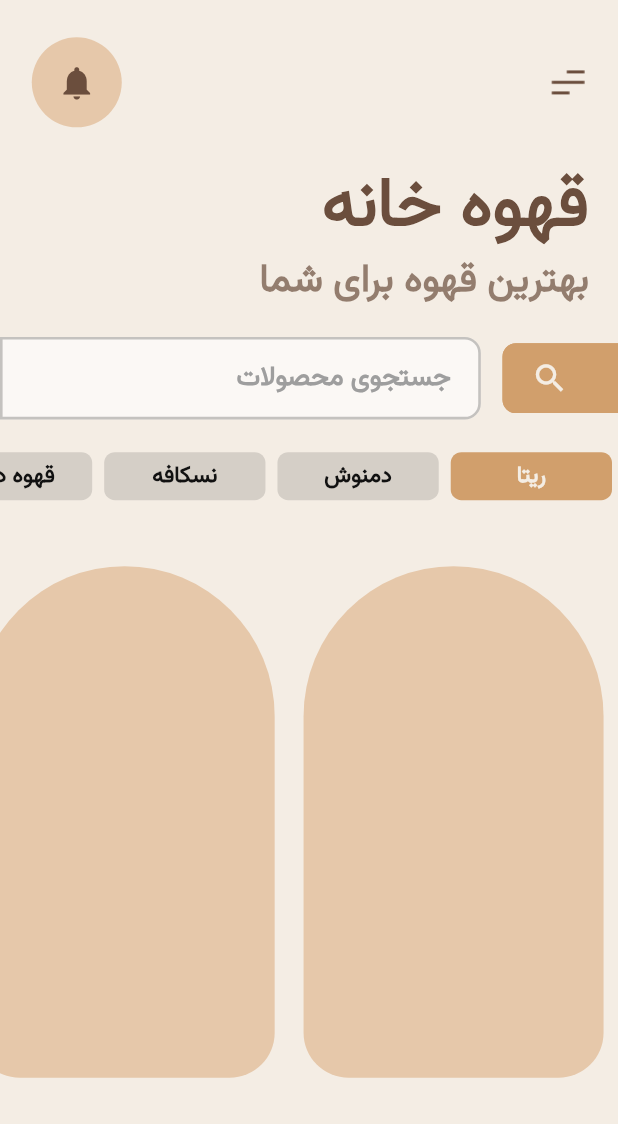
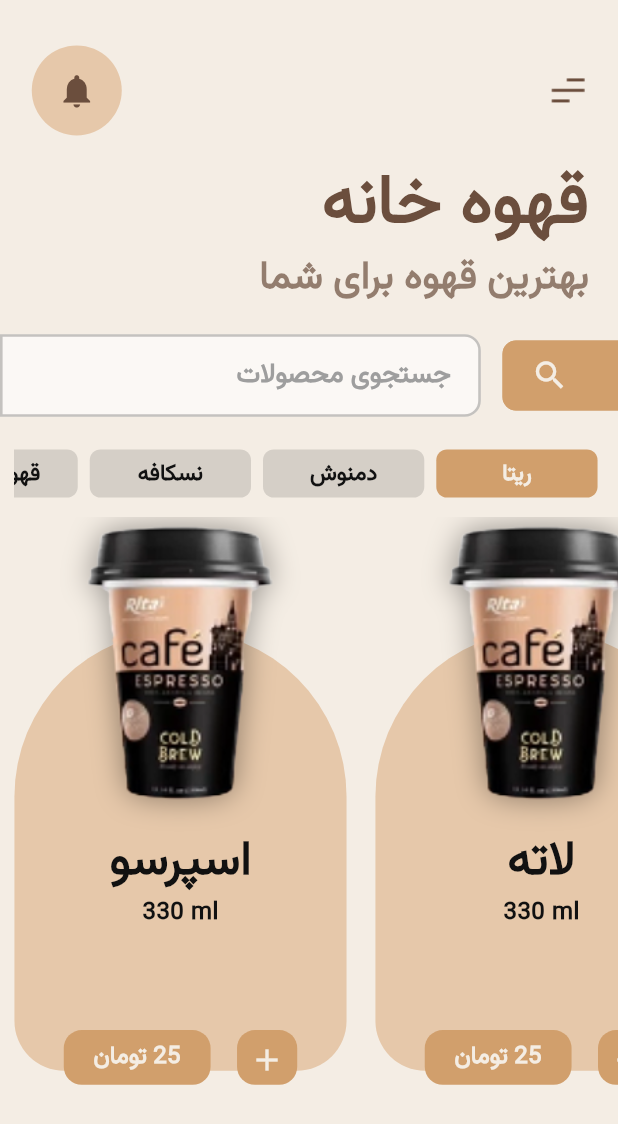
Before and after one commit to yk-254/coffee_store_app, a Flutter app: the HomeView screen opened by its route, on a phone screen of 412 x 824 dp. Shown: the top 1124 px of the screen. Run offline on Flutter 3.47's test engine with Material 3 defaults, Android fonts, the phone set to English and light mode, and no system bars; our stand-ins replace circle_nav_bar, flutter_screenutil, get, shared_preferences; accounts and stored records are empty.

Commit message:
home_view completed

```diff
--- a/lib/app/modules/cart/views/cart_view.dart
+++ b/lib/app/modules/cart/views/cart_view.dart
@@ -106,7 +106,7 @@
                       Text(
                         '25 تومان',
                         textDirection: TextDirection.rtl,
-                        style: Theme.of(context).textTheme.titleMedium,
+                        style: Theme.of(context).textTheme.bodyLarge,
                       ),
                       Text(
                         'سبد خرید',
@@ -127,7 +127,7 @@
                       Text(
                         '10%',
                         textDirection: TextDirection.rtl,
-                        style: Theme.of(context).textTheme.titleMedium,
+                        style: Theme.of(context).textTheme.bodyLarge,
                       ),
                       Text(
                         'تخفیف',
@@ -148,7 +148,7 @@
                       Text(
                         '22 تومان',
                         textDirection: TextDirection.rtl,
-                        style: Theme.of(context).textTheme.titleMedium,
+                        style: Theme.of(context).textTheme.bodyLarge,
                       ),
                       Text(
                         'مجموع',
--- a/lib/app/modules/home/views/home_view.dart
+++ b/lib/app/modules/home/views/home_view.dart
@@ -1,3 +1,5 @@
+import 'dart:ui';
+
 import 'package:coffee_store_app/app/theme/app_theme.dart';
 import 'package:flutter/material.dart';
 import 'package:flutter_screenutil/flutter_screenutil.dart';
@@ -19,12 +21,19 @@
     ];
     int selectedCategory = 0;
 
+    List<String> drinks = ['اسپرسو', 'لاته', 'موکا', 'آمریکانو', 'کاپوچینو'];
+
     return Scaffold(
       body: SingleChildScrollView(
         child: Column(
           children: [
             Padding(
-              padding: EdgeInsets.symmetric(horizontal: 22.w, vertical: 28.h),
+              padding: EdgeInsets.only(
+                left: 22.w,
+                right: 22.w,
+                top: 34.h,
+                bottom: 20.h,
+              ),
               child: Row(
                 mainAxisAlignment: MainAxisAlignment.spaceBetween,
                 children: [
@@ -156,7 +165,9 @@
               ),
             ),
             SizedBox(height: 20.h),
-            SizedBox(
+            Padding(
+              padding: EdgeInsets.symmetric(horizontal: 10.w),
+              child: SizedBox(
                 height: 45.h,
                 width: Get.width,
                 child: ListView.builder(
@@ -198,24 +209,24 @@
                   },
                 ),
               ),
+            ),
             Padding(
-              padding: EdgeInsets.only(top: 40.0),
+              padding: EdgeInsets.only(top: 10.h),
               child: SizedBox(
-                height: 341,
+                height: 500.h,
                 width: Get.width,
                 child: ListView.builder(
-                  reverse: true,
-
                   scrollDirection: Axis.horizontal,
                   itemCount: 4,
                   itemBuilder: (context, index) {
                     return Padding(
                       padding: EdgeInsets.symmetric(horizontal: 10.w),
                       child: Stack(
+                        alignment: Alignment.center,
                         children: [
                           Container(
-                            height: 341,
-                            width: 200,
+                            height: 330.h,
+                            width: 230.w,
                             decoration: BoxDecoration(
                               color: AppColors.third,
                               borderRadius: BorderRadius.only(
@@ -224,6 +235,108 @@
                                 bottomRight: Radius.circular(150),
                                 bottomLeft: Radius.circular(150),
                               ),
+                            ),
+                          ),
+                          Positioned(
+                            bottom: 190.h,
+                            child: Column(
+                              children: [
+                                Text(
+                                  drinks[index],
+                                  style: TextStyle(
+                                    color: AppColors.black,
+                                    fontSize: 36.sp,
+                                    fontWeight: FontWeight.bold,
+                                  ),
+                                ),
+                                Text(
+                                  '330 ml',
+                                  style: TextStyle(
+                                    color: AppColors.black,
+                                    fontSize: 18.sp,
+                                    fontWeight: FontWeight.w900,
+                                  ),
+                                ),
+                              ],
+                            ),
+                          ),
+                          Positioned(
+                            bottom: 270.h,
+                            child: Stack(
+                              children: [
+                                Align(
+                                  alignment: AlignmentGeometry.xy(0.1, -0.4),
+                                  child: Opacity(
+                                    opacity: 0.4,
+                                    child: SizedBox(
+                                      width: 150.w,
+                                      child: ImageFiltered(
+                                        imageFilter: ImageFilter.blur(
+                                          sigmaX: 10,
+                                          sigmaY: 10,
+                                        ),
+                                        child: Image.asset(
+                                          'assets/images/products/espresso.png',
+                                          color: Colors.black,
+                                        ),
+                                      ),
+                                    ),
+                                  ),
+                                ),
+                                Align(
+                                  alignment: AlignmentGeometry.xy(0, -0.4),
+                                  child: SizedBox(
+                                    width: 150.w,
+                                    child: Image.asset(
+                                      'assets/images/products/espresso.png',
+                                    ),
+                                  ),
+                                ),
+                              ],
+                            ),
+                          ),
+                          Positioned(
+                            bottom: 70.h,
+                            child: Row(
+                              children: [
+                                SizedBox(
+                                  width: 110.w,
+                                  height: 50.h,
+                                  child: Card(
+                                    elevation: 0,
+                                    color: AppColors.secondary,
+                                    child: Center(
+                                      child: Text(
+                                        '25 تومان',
+                                        textDirection: TextDirection.rtl,
+                                        style: TextStyle(
+                                          color: AppColors.background,
+                                          fontWeight: FontWeight.bold,
+                                        ),
+                                      ),
+                                    ),
+                                  ),
+                                ),
+                                SizedBox(width: 10.w),
+                                SizedBox(
+                                  width: 50.w,
+                                  height: 50.h,
+                                  child: Card(
+                                    elevation: 0,
+                                    color: AppColors.secondary,
+                                    child: Center(
+                                      child: IconButton(
+                                        onPressed: () {},
+                                        icon: Icon(
+                                          Icons.add,
+                                          color: AppColors.background,
+                                          size: 27.sp,
+                                        ),
+                                      ),
+                                    ),
+                                  ),
+                                ),
+                              ],
                             ),
                           ),
                         ],
```
Lines whose indentation alone changed are shown as unchanged.
